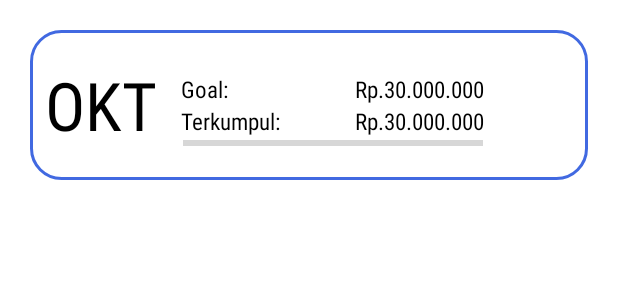
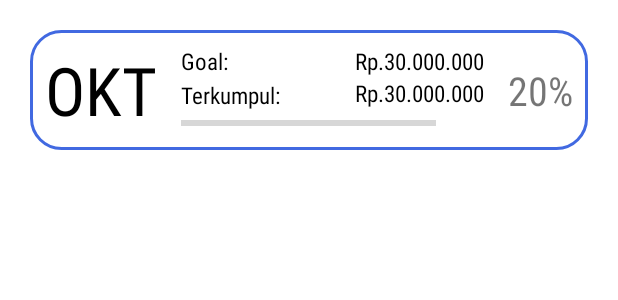
Before and after one commit to Diba15/TubesNabung, an Android app: the layout item_goal.xml on its own in the app's theme, with its tools: preview values and no code run, on a phone screen of 412 x 824 dp. Shown: the top 300 px of the screen. Run offline under Robolectric (Android 15) with nearby library versions, the light colour scheme and no system bars.

Commit message:
Add Percentage on  item_goal.xml

```diff
--- a/app/src/main/java/com/d3if2089/contohpt2/ui/goal/GoalAdapter.kt
+++ b/app/src/main/java/com/d3if2089/contohpt2/ui/goal/GoalAdapter.kt
@@ -1,5 +1,6 @@
 package com.d3if2089.contohpt2.ui.goal
 
+import android.os.Handler
 import android.view.LayoutInflater
 import android.view.ViewGroup
 import androidx.recyclerview.widget.RecyclerView
@@ -22,6 +23,11 @@ class GoalAdapter(private val data: List<Goal>) :
             binding.progressBarGoal.max = goal.goal
             val currentProgress = goal.terkumpul
             binding.progressBarGoal.progress = currentProgress
+
+            val percentage = ((currentProgress.toDouble() /
+                    binding.progressBarGoal.max) * 100).toInt()
+
+            goalPercentage.text = "$percentage%"
         }
     }
 
--- a/app/src/main/java/com/d3if2089/contohpt2/ui/goal/GoalFragment.kt
+++ b/app/src/main/java/com/d3if2089/contohpt2/ui/goal/GoalFragment.kt
@@ -46,7 +46,7 @@ class GoalFragment : Fragment() {
     override fun onCreateView(
         inflater: LayoutInflater, container: ViewGroup?,
         savedInstanceState: Bundle?
-    ): View? {
+    ): View {
         // Inflate the layout for this fragment
         binding = FragmentGoalBinding.inflate(layoutInflater, container, false)
         //Membuat Recycler View memiliki data
@@ -111,22 +111,12 @@ class GoalFragment : Fragment() {
         barEntries.add(BarEntry(50000f, 4))
         barEntries.add(BarEntry(80000f, 5))
 
-        val barEntries1 = ArrayList<BarEntry>()
-        barEntries1.add(BarEntry(30000f, 0))
-        barEntries1.add(BarEntry(30000f, 1))
-        barEntries1.add(BarEntry(30000f, 2))
-        barEntries1.add(BarEntry(60000f, 3))
-        barEntries1.add(BarEntry(100000f, 4))
-        barEntries1.add(BarEntry(90000f, 5))
 
         val barDataSet = BarDataSet(barEntries,"Terkumpul")
-        val barDataSet1 = BarDataSet(barEntries1,"Goal")
         barDataSet.color= resources.getColor(R.color.royal_blue)
-        barDataSet1.color= resources.getColor(R.color.green)
 
         val finalDataSet = ArrayList<BarDataSet>()
         finalDataSet.add(barDataSet)
-        finalDataSet.add(barDataSet1)
 
         val data = BarData(xValues,finalDataSet as List<BarDataSet>?)
         yAxis.setLabelCount(0, true)
--- a/app/src/main/res/layout/item_goal.xml
+++ b/app/src/main/res/layout/item_goal.xml
@@ -1,57 +1,56 @@
 <?xml version="1.0" encoding="utf-8"?>
 <androidx.constraintlayout.widget.ConstraintLayout xmlns:android="http://schemas.android.com/apk/res/android"
+    xmlns:app="http://schemas.android.com/apk/res-auto"
     xmlns:tools="http://schemas.android.com/tools"
     android:layout_width="match_parent"
-    android:layout_height="wrap_content"
-    xmlns:app="http://schemas.android.com/apk/res-auto">
+    android:layout_height="wrap_content">
 
     <androidx.constraintlayout.widget.ConstraintLayout
         android:layout_width="match_parent"
-        android:layout_height="100dp"
+        android:layout_height="wrap_content"
         android:layout_marginLeft="20dp"
         android:layout_marginTop="20dp"
-        android:paddingLeft="10dp"
-        android:paddingRight="10dp"
         android:layout_marginRight="20dp"
         android:background="@drawable/radius_history"
+        android:padding="10dp"
         app:layout_constraintTop_toTopOf="parent">
 
         <TextView
             android:id="@+id/month_history"
             android:layout_width="wrap_content"
+            android:layout_height="wrap_content"
             android:fontFamily="sans-serif-condensed"
+            android:text="@string/okt"
             android:textColor="@color/black"
             android:textSize="20pt"
-            android:text="@string/okt"
-            android:layout_height="wrap_content"
+            app:layout_constraintBottom_toBottomOf="parent"
             app:layout_constraintStart_toStartOf="parent"
-            app:layout_constraintTop_toTopOf="parent"
-            app:layout_constraintBottom_toBottomOf="parent"/>
+            app:layout_constraintTop_toTopOf="parent" />
 
         <TextView
             android:id="@+id/text_pengeluaran"
             android:layout_width="wrap_content"
             android:layout_height="wrap_content"
-            android:textSize="7pt"
-            android:textColor="@color/black"
             android:layout_marginStart="16dp"
             android:fontFamily="sans-serif-condensed"
             android:text="@string/goal"
-            app:layout_constraintBottom_toBottomOf="@id/guideline"
-            app:layout_constraintStart_toEndOf="@id/month_history"/>
+            android:textColor="@color/black"
+            android:textSize="7pt"
+            app:layout_constraintStart_toEndOf="@id/month_history"
+            app:layout_constraintTop_toTopOf="parent" />
 
         <TextView
             android:id="@+id/value_pengeluaran"
             android:layout_width="wrap_content"
             android:layout_height="wrap_content"
+            android:layout_marginStart="25dp"
             android:fontFamily="sans-serif-condensed"
-            android:layout_marginStart="25dp"
             android:gravity="end"
             android:textColor="@color/black"
             android:textSize="7pt"
-            app:layout_constraintBottom_toBottomOf="@+id/guideline"
+            app:layout_constraintStart_toEndOf="@id/text_pengeluaran"
             app:layout_constraintEnd_toEndOf="parent"
-            app:layout_constraintStart_toEndOf="@+id/text_pengeluaran"
+            app:layout_constraintTop_toTopOf="parent"
             tools:text="Rp.30.000.000" />
 
 
@@ -59,42 +58,43 @@
             android:id="@+id/text_pemasukan"
             android:layout_width="wrap_content"
             android:layout_height="wrap_content"
+            android:fontFamily="sans-serif-condensed"
+            android:text="@string/terkumpul"
             android:textColor="@color/black"
-            android:fontFamily="sans-serif-condensed"
             android:textSize="7pt"
-            android:text="@string/terkumpul"
-            app:layout_constraintStart_toStartOf="@id/text_pengeluaran"
-            app:layout_constraintTop_toBottomOf="@id/guideline"/>
+            app:layout_constraintBottom_toTopOf="@id/progressBar_goal"
+            app:layout_constraintStart_toStartOf="@id/text_pengeluaran" />
 
         <TextView
             android:id="@+id/value_pemasukan"
             android:layout_width="wrap_content"
             android:layout_height="wrap_content"
             android:fontFamily="sans-serif-condensed"
-            android:gravity="end"
             android:textColor="@color/black"
             android:textSize="7pt"
             app:layout_constraintStart_toStartOf="@id/value_pengeluaran"
-            app:layout_constraintTop_toBottomOf="@+id/guideline"
+            app:layout_constraintTop_toBottomOf="@+id/value_pengeluaran"
             tools:text="Rp.30.000.000" />
 
         <ProgressBar
             android:id="@+id/progressBar_goal"
             style="@style/Widget.AppCompat.ProgressBar.Horizontal"
-            android:layout_width="200dp"
+            android:layout_width="170dp"
             android:layout_height="wrap_content"
+            android:theme="@style/progressBar_color"
             app:layout_constraintBottom_toBottomOf="parent"
-            android:theme="@style/progressBar_color"
-            app:layout_constraintEnd_toEndOf="@id/value_pemasukan"
-            app:layout_constraintStart_toStartOf="@id/text_pemasukan"
-            app:layout_constraintTop_toTopOf="@id/text_pemasukan" />
+            app:layout_constraintStart_toStartOf="@id/text_pemasukan" />
 
-        <androidx.constraintlayout.widget.Guideline
-            android:id="@+id/guideline"
+        <TextView
+            android:id="@+id/goal_percentage"
             android:layout_width="wrap_content"
             android:layout_height="wrap_content"
-            android:orientation="horizontal"
-            app:layout_constraintGuide_begin="50dp" />
+            android:textSize="12pt"
+            android:fontFamily="sans-serif-condensed"
+            app:layout_constraintEnd_toEndOf="parent"
+            app:layout_constraintTop_toTopOf="parent"
+            app:layout_constraintBottom_toBottomOf="parent"
+            tools:text="20%" />
 
     </androidx.constraintlayout.widget.ConstraintLayout>
 
```
